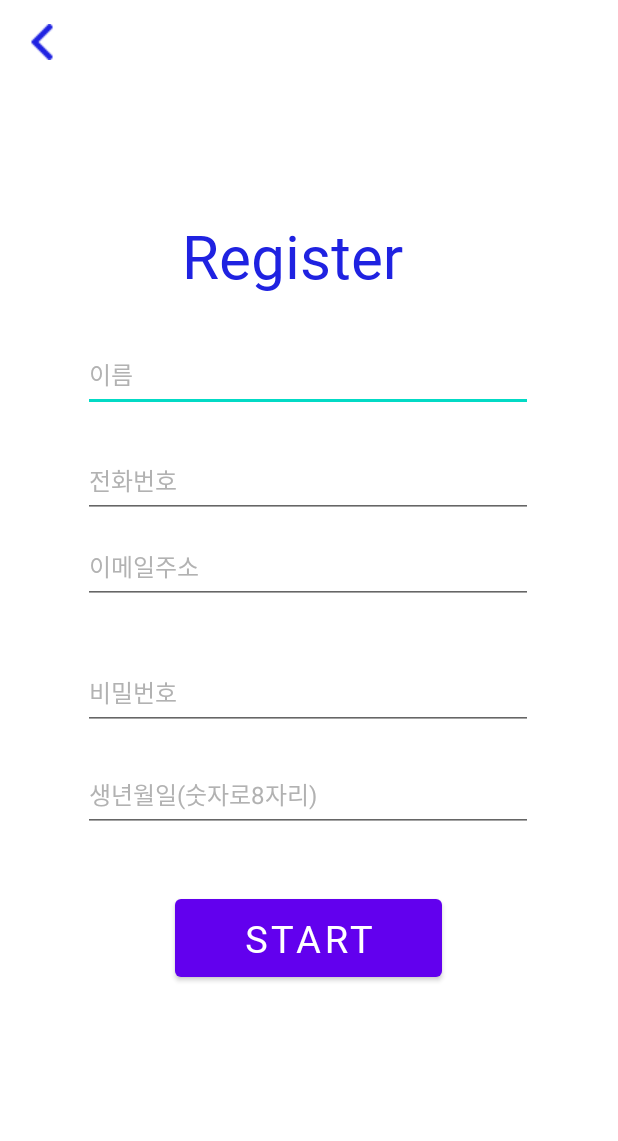
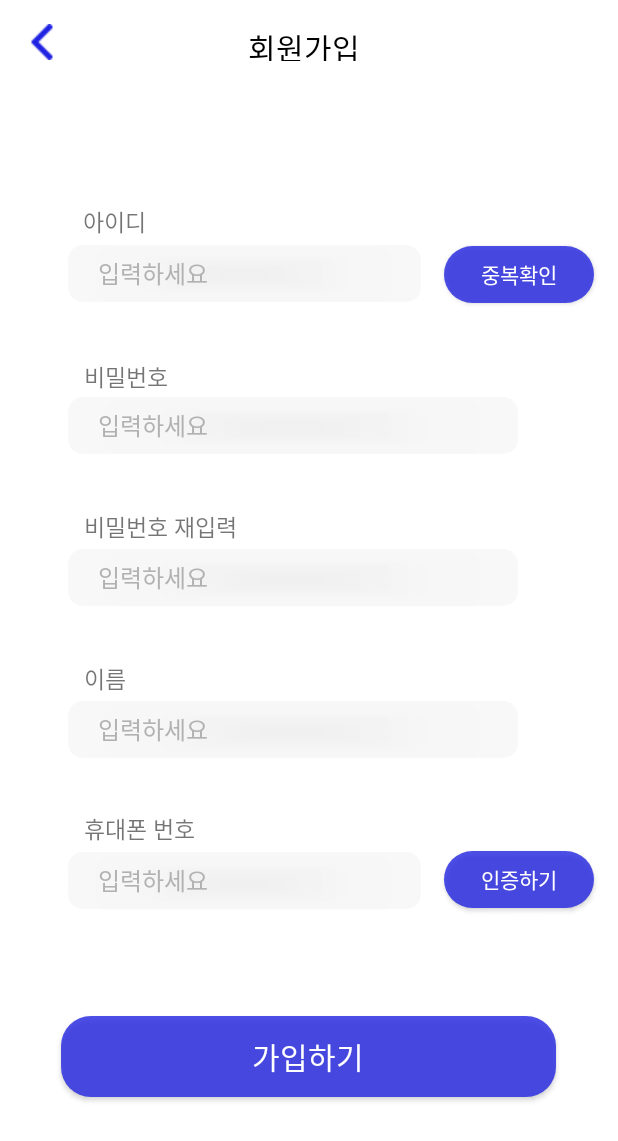
Before and after one commit to Jiwonmonkey/choandyoo, an Android app: the RegisterActivity screen opened directly, with no data from a screen before it, on a phone screen of 412 x 824 dp. Shown: the top 1141 px of the screen. Run offline under Robolectric (Android 15) with nearby library versions, the phone set to English and light mode, and no system bars.

Commit message:
change register_layout

```diff
--- a/app/src/main/java/com/example/myapplication_0125/RegisterActivity.kt
+++ b/app/src/main/java/com/example/myapplication_0125/RegisterActivity.kt
@@ -12,19 +12,20 @@ class RegisterActivity : AppCompatActivity() {
 
         val toolbar = findViewById<Toolbar>(R.id.back_login)
         setSupportActionBar(toolbar)
-        supportActionBar?.setDisplayShowTitleEnabled(false)
+        supportActionBar!!.setDisplayShowTitleEnabled(false)
         supportActionBar!!.setDisplayHomeAsUpEnabled(true)
         supportActionBar!!.setHomeAsUpIndicator(R.drawable.short_left_arrow_16px)
 
     }
 
     override fun onOptionsItemSelected(item: MenuItem): Boolean {
-        when (item?.itemId) {
+        val id = item.itemId
+        when (id) {
             android.R.id.home -> {
                 finish()
                 return true
             }
-            else -> return super.onOptionsItemSelected(item)
         }
+        return super.onOptionsItemSelected(item)
     }
 }
--- a/app/src/main/res/layout/activity_login.xml
+++ b/app/src/main/res/layout/activity_login.xml
@@ -17,9 +17,9 @@
         android:textSize="50sp"
         app:layout_constraintBottom_toBottomOf="parent"
         app:layout_constraintEnd_toEndOf="parent"
+        app:layout_constraintHorizontal_bias="0.498"
         app:layout_constraintStart_toStartOf="parent"
         app:layout_constraintTop_toTopOf="parent"
-        app:layout_constraintHorizontal_bias="0.498"
         app:layout_constraintVertical_bias="0.233" />
 
     <androidx.appcompat.widget.AppCompatButton
--- a/app/src/main/res/layout/activity_register.xml
+++ b/app/src/main/res/layout/activity_register.xml
@@ -6,6 +6,42 @@
     android:layout_height="match_parent"
     android:background="#FFFFFF"
     tools:context=".RegisterActivity">
+
+    <androidx.appcompat.widget.AppCompatButton
+        android:id="@+id/editTextConfirmPassword"
+        android:layout_width="300dp"
+        android:layout_height="38dp"
+        android:layout_marginTop="8dp"
+        android:background="@drawable/rectangle_button"
+        android:gravity="center_vertical"
+        android:hint="입력하세요"
+        android:paddingLeft="20dp"
+        android:textColorHint="#B2B2B2"
+        android:textSize="16sp"
+        app:layout_constraintBottom_toBottomOf="parent"
+        app:layout_constraintEnd_toEndOf="parent"
+        app:layout_constraintHorizontal_bias="0.405"
+        app:layout_constraintStart_toStartOf="parent"
+        app:layout_constraintTop_toTopOf="parent"
+        app:layout_constraintVertical_bias="0.46" />
+
+    <androidx.appcompat.widget.AppCompatButton
+        android:id="@+id/editTextInputName"
+        android:layout_width="300dp"
+        android:layout_height="38dp"
+        android:layout_marginTop="8dp"
+        android:background="@drawable/rectangle_button"
+        android:gravity="center_vertical"
+        android:hint="입력하세요"
+        android:paddingLeft="20dp"
+        android:textColorHint="#B2B2B2"
+        android:textSize="16sp"
+        app:layout_constraintBottom_toBottomOf="parent"
+        app:layout_constraintEnd_toEndOf="parent"
+        app:layout_constraintHorizontal_bias="0.405"
+        app:layout_constraintStart_toStartOf="parent"
+        app:layout_constraintTop_toTopOf="parent"
+        app:layout_constraintVertical_bias="0.59" />
 
     <androidx.appcompat.widget.Toolbar
         android:id="@+id/back_login"
@@ -17,120 +53,183 @@
         app:layout_constraintTop_toTopOf="parent" />
 
 
-    <EditText
-        android:id="@+id/editTextName"
-        android:layout_width="300dp"
-        android:layout_height="50dp"
+    <androidx.appcompat.widget.AppCompatButton
+        android:id="@+id/editTextInputId"
+        android:layout_width="235dp"
+        android:layout_height="38dp"
         android:layout_marginTop="8dp"
-        android:ems="10"
-        android:hint="이름"
-        android:inputType="textEmailAddress"
+        android:background="@drawable/rectangle_button"
+        android:gravity="center_vertical"
+        android:hint="입력하세요"
+        android:paddingLeft="20dp"
         android:textColorHint="#B2B2B2"
         android:textSize="16sp"
         app:layout_constraintBottom_toBottomOf="parent"
         app:layout_constraintEnd_toEndOf="parent"
-        app:layout_constraintHorizontal_bias="0.495"
         app:layout_constraintStart_toStartOf="parent"
         app:layout_constraintTop_toTopOf="parent"
-        app:layout_constraintVertical_bias="0.283" />
+        app:layout_constraintHorizontal_bias="0.255"
+        app:layout_constraintVertical_bias="0.2" />
 
-    <TextView
-        android:id="@+id/textView4"
-        android:layout_width="167dp"
-        android:layout_height="60dp"
-        android:layout_marginTop="8dp"
-        android:fontFamily="@font/nanum_gothic_extra_bold"
-        android:text="Register"
-        android:textColor="#1F22E1"
-        android:textSize="40sp"
+
+    <androidx.appcompat.widget.AppCompatButton
+        android:id="@+id/ConfirmId"
+        android:layout_width="100dp"
+        android:layout_height="38dp"
+        android:background="@drawable/rectangle_button_c91f22e1"
+        android:hint="중복확인"
+        android:textColorHint="#FFFFFF"
         app:layout_constraintBottom_toBottomOf="parent"
         app:layout_constraintEnd_toEndOf="parent"
-        app:layout_constraintHorizontal_bias="0.495"
+        app:layout_constraintHorizontal_bias="0.948"
         app:layout_constraintStart_toStartOf="parent"
         app:layout_constraintTop_toTopOf="parent"
-        app:layout_constraintVertical_bias="0.179" />
+        app:layout_constraintVertical_bias="0.209" />
 
-    <EditText
-        android:id="@+id/editTextEmailAddress"
-        android:layout_width="300dp"
-        android:layout_height="50dp"
-        android:ems="10"
-        android:hint="이메일주소"
-        android:inputType="textEmailAddress"
+    <androidx.appcompat.widget.AppCompatButton
+        android:id="@+id/ConfirmNumber"
+        android:layout_width="100dp"
+        android:layout_height="38dp"
+        android:background="@drawable/rectangle_button_c91f22e1"
+        android:hint="인증하기"
+        android:textColorHint="#FFFFFF"
+        app:layout_constraintBottom_toBottomOf="parent"
+        app:layout_constraintEnd_toEndOf="parent"
+        app:layout_constraintHorizontal_bias="0.948"
+        app:layout_constraintStart_toStartOf="parent"
+        app:layout_constraintTop_toTopOf="parent"
+        app:layout_constraintVertical_bias="0.722" />
+
+    <androidx.appcompat.widget.AppCompatButton
+        android:id="@+id/editTextInputNumber"
+        android:layout_width="235dp"
+        android:layout_height="38dp"
+        android:layout_marginTop="8dp"
+        android:background="@drawable/rectangle_button"
+        android:gravity="center_vertical"
+        android:hint="입력하세요"
+        android:paddingLeft="20dp"
         android:textColorHint="#B2B2B2"
         android:textSize="16sp"
         app:layout_constraintBottom_toBottomOf="parent"
         app:layout_constraintEnd_toEndOf="parent"
-        app:layout_constraintHorizontal_bias="0.495"
+        app:layout_constraintHorizontal_bias="0.255"
         app:layout_constraintStart_toStartOf="parent"
         app:layout_constraintTop_toTopOf="parent"
-        app:layout_constraintVertical_bias="0.456" />
+        app:layout_constraintVertical_bias="0.72" />
 
-    <EditText
-        android:id="@+id/editTextpwd"
+    <androidx.appcompat.widget.AppCompatButton
+        android:id="@+id/editTextInputPassword"
         android:layout_width="300dp"
-        android:layout_height="50dp"
-        android:ems="10"
-        android:hint="비밀번호"
-        android:inputType="textPassword"
+        android:layout_height="38dp"
+        android:layout_marginTop="8dp"
+        android:background="@drawable/rectangle_button"
+        android:gravity="center_vertical"
+        android:hint="입력하세요"
+        android:paddingLeft="20dp"
         android:textColorHint="#B2B2B2"
         android:textSize="16sp"
         app:layout_constraintBottom_toBottomOf="parent"
         app:layout_constraintEnd_toEndOf="parent"
-        app:layout_constraintHorizontal_bias="0.495"
+        app:layout_constraintHorizontal_bias="0.405"
         app:layout_constraintStart_toStartOf="parent"
         app:layout_constraintTop_toTopOf="parent"
-        app:layout_constraintVertical_bias="0.564" />
+        app:layout_constraintVertical_bias="0.33" />
 
-    <EditText
-        android:id="@+id/editTextBirth"
-        android:layout_width="300dp"
-        android:layout_height="50dp"
+    <TextView
+        android:id="@+id/textView4"
+        android:layout_width="81dp"
+        android:layout_height="24dp"
         android:layout_marginTop="8dp"
-        android:ems="10"
-        android:hint="생년월일(숫자로8자리)"
-        android:inputType="number"
-        android:textColorHint="#B2B2B2"
-        android:textSize="16sp"
+        android:fontFamily="@font/nanum_gothic_extra_bold"
+        android:text="회원가입"
+        android:textColor="#000000"
+        android:textSize="20sp"
         app:layout_constraintBottom_toBottomOf="parent"
         app:layout_constraintEnd_toEndOf="parent"
-        app:layout_constraintHorizontal_bias="0.495"
         app:layout_constraintStart_toStartOf="parent"
         app:layout_constraintTop_toTopOf="parent"
-        app:layout_constraintVertical_bias="0.648" />
+        app:layout_constraintVertical_bias="0.011" />
+
+    <TextView
+        android:id="@+id/textViewId"
+        android:layout_width="wrap_content"
+        android:layout_height="wrap_content"
+        android:text="아이디"
+        android:textSize="15dp"
+        app:layout_constraintBottom_toBottomOf="parent"
+        app:layout_constraintEnd_toEndOf="parent"
+        app:layout_constraintHorizontal_bias="0.150"
+        app:layout_constraintStart_toStartOf="parent"
+        app:layout_constraintTop_toTopOf="parent"
+        app:layout_constraintVertical_bias="0.17" />
+
+    <TextView
+        android:id="@+id/textViewPassword"
+        android:layout_width="wrap_content"
+        android:layout_height="wrap_content"
+        android:text="비밀번호"
+        android:textSize="15dp"
+        app:layout_constraintBottom_toBottomOf="parent"
+        app:layout_constraintEnd_toEndOf="parent"
+        app:layout_constraintHorizontal_bias="0.157"
+        app:layout_constraintStart_toStartOf="parent"
+        app:layout_constraintTop_toTopOf="parent"
+        app:layout_constraintVertical_bias="0.299" />
+
+    <TextView
+        android:id="@+id/textViewConfirmPassword"
+        android:layout_width="wrap_content"
+        android:layout_height="wrap_content"
+        android:text="비밀번호 재입력"
+        android:textSize="15dp"
+        app:layout_constraintBottom_toBottomOf="parent"
+        app:layout_constraintEnd_toEndOf="parent"
+        app:layout_constraintHorizontal_bias="0.18"
+        app:layout_constraintStart_toStartOf="parent"
+        app:layout_constraintTop_toTopOf="parent"
+        app:layout_constraintVertical_bias="0.424" />
+
+    <TextView
+        android:id="@+id/textViewName"
+        android:layout_width="wrap_content"
+        android:layout_height="wrap_content"
+        android:text="이름"
+        android:textSize="15dp"
+        app:layout_constraintBottom_toBottomOf="parent"
+        app:layout_constraintEnd_toEndOf="parent"
+        app:layout_constraintHorizontal_bias="0.145"
+        app:layout_constraintStart_toStartOf="parent"
+        app:layout_constraintTop_toTopOf="parent"
+        app:layout_constraintVertical_bias="0.55" />
+
+    <TextView
+        android:id="@+id/textViewNumber"
+        android:layout_width="wrap_content"
+        android:layout_height="wrap_content"
+        android:text="휴대폰 번호"
+        android:textSize="15dp"
+        app:layout_constraintBottom_toBottomOf="parent"
+        app:layout_constraintEnd_toEndOf="parent"
+        app:layout_constraintHorizontal_bias="0.165"
+        app:layout_constraintStart_toStartOf="parent"
+        app:layout_constraintTop_toTopOf="parent"
+        app:layout_constraintVertical_bias="0.675" />
+
+    <androidx.appcompat.widget.AppCompatButton
+        android:id="@+id/RegisterButton"
+        android:layout_width="330dp"
+        android:layout_height="54dp"
+        android:background="@drawable/rectangle_button_c91f22e1"
+        android:hint="가입하기"
+        android:textColorHint="#FFFFFF"
+        android:textSize="20sp"
+        app:layout_constraintBottom_toBottomOf="parent"
+        app:layout_constraintEnd_toEndOf="parent"
+        app:layout_constraintHorizontal_bias="0.493"
+        app:layout_constraintStart_toStartOf="parent"
+        app:layout_constraintTop_toTopOf="parent"
+        app:layout_constraintVertical_bias="0.88" />
 
 
-    <EditText
-        android:id="@+id/editTextPhoneNumber"
-        android:layout_width="300dp"
-        android:layout_height="50dp"
-        android:layout_marginTop="8dp"
-        android:ems="10"
-        android:hint="전화번호"
-        android:inputType="textEmailAddress"
-        android:textColorHint="#B2B2B2"
-        android:textSize="16sp"
-        app:layout_constraintBottom_toBottomOf="parent"
-        app:layout_constraintEnd_toEndOf="parent"
-        app:layout_constraintHorizontal_bias="0.495"
-        app:layout_constraintStart_toStartOf="parent"
-        app:layout_constraintTop_toTopOf="parent"
-        app:layout_constraintVertical_bias="0.375" />
-
-    <Button
-        android:id="@+id/button"
-        android:layout_width="178dp"
-        android:layout_height="64dp"
-        android:layout_marginStart="130dp"
-        android:layout_marginEnd="130dp"
-        android:text="Start"
-        android:textSize="25sp"
-        android:fontFamily="@font/nanum_gothic_extra_bold"
-        app:layout_constraintBottom_toBottomOf="parent"
-        app:layout_constraintEnd_toEndOf="parent"
-        app:layout_constraintHorizontal_bias="0.518"
-        app:layout_constraintStart_toStartOf="parent"
-        app:layout_constraintTop_toTopOf="@+id/back_login"
-        app:layout_constraintVertical_bias="0.781" />
-
 </androidx.constraintlayout.widget.ConstraintLayout>
```
